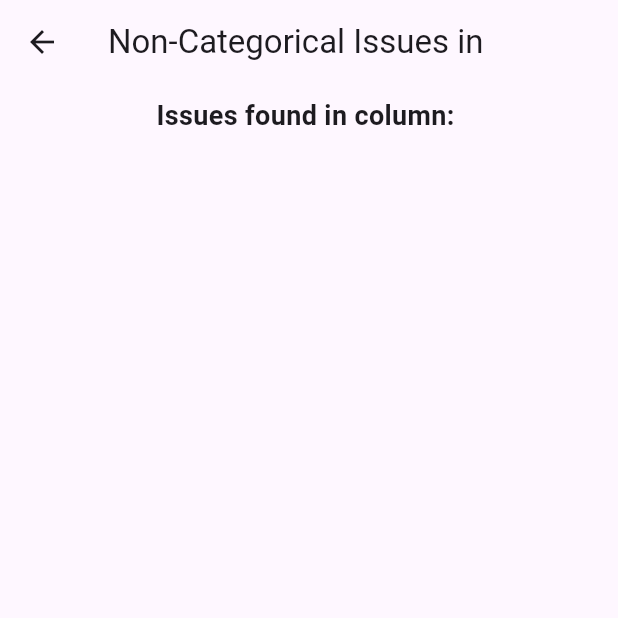
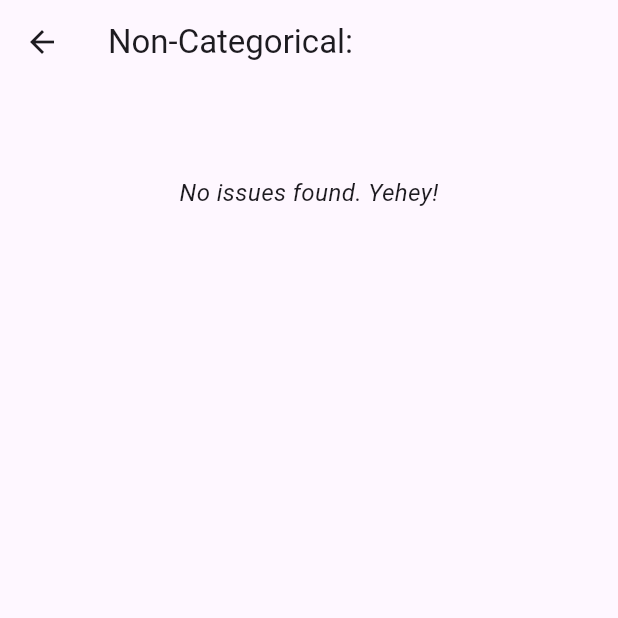
Before and after one commit to AcePenaflorida/Data-Sweep, a Flutter app: the NonCategoricalPage screen opened directly with empty values, on a phone screen of 412 x 824 dp, the top half of it. Run offline on Flutter 3.47's test engine with Material 3 defaults, Android fonts, the phone set to English and light mode, and no system bars; our stand-ins replace csv, file_picker.

Commit message:
Missing Values in Non Categorical

```diff
--- a/data_sweep/lib/issues/non_categorical.dart
+++ b/data_sweep/lib/issues/non_categorical.dart
@@ -1,38 +1,156 @@
 import 'package:flutter/material.dart';
+import 'package:http/http.dart' as http;
+import 'dart:convert';
+import 'package:data_sweep/config.dart';
 
-class NonCategoricalPage extends StatelessWidget {
+class NonCategoricalPage extends StatefulWidget {
   final String columnName;
   final List<String> issues;
+  final List<List<dynamic>> csvData;
 
-  NonCategoricalPage({required this.columnName, required this.issues});
+  NonCategoricalPage({
+    required this.columnName,
+    required this.issues,
+    required this.csvData,
+  });
+
+  @override
+  _NonCategoricalPageState createState() => _NonCategoricalPageState();
+}
+
+class _NonCategoricalPageState extends State<NonCategoricalPage> {
+  late List<List<dynamic>> _reformattedData;
+
+  String? selectedOption = "Leave Blank";
+  TextEditingController fillValueController = TextEditingController();
+
+  @override
+  void initState() {
+    super.initState();
+    _reformattedData = widget.csvData;
+    // Printing the data received from the previous page (debugging purpose)
+    print("Column Name: ${widget.columnName}");
+    print("Issues: ${widget.issues}");
+    print("CSV Data: ${widget.csvData}");
+  }
+
+  Future<List<List<dynamic>>> resolveIssue() async {
+    var uri = Uri.parse(
+        '$baseURL/non_categorical_missing_values'); // Update the URL to point to the new route
+
+    Map<String, dynamic> requestData = {
+      'column':
+          widget.columnName, // Only needed for "Fill Missing Values" action
+      'action': selectedOption, // "Fill with" or "Remove Rows"
+      'fillValue': selectedOption == "Fill with"
+          ? fillValueController.text
+          : null, // Only needed for "Fill with"
+      'data': widget.csvData, // The actual dataset
+    };
+
+    var response = await http.post(
+      uri,
+      body: json.encode(requestData),
+      headers: {'Content-Type': 'application/json'},
+    );
+    print("Response Status: ${response.statusCode}");
+
+    if (response.statusCode == 200) {
+      return List<List<dynamic>>.from(json.decode(response.body));
+    } else {
+      throw Exception('Failed to resolve issue');
+    }
+  }
 
   @override
   Widget build(BuildContext context) {
+    bool hasMissingValues = widget.issues.contains("Missing Values");
+
     return Scaffold(
-      appBar: AppBar(title: Text("Non-Categorical Issues in $columnName")),
-      body: Column(
+      appBar: AppBar(title: Text("Non-Categorical: ${widget.columnName}")),
+      body: Padding(
+        padding: const EdgeInsets.all(16.0),
+        child: Column(
+          crossAxisAlignment: CrossAxisAlignment.start,
           children: [
-          // Display the column name at the top of the page
-          Padding(
-            padding: const EdgeInsets.all(8.0),
+            Center(
               child: Text(
-              'Issues found in column: $columnName',
-              style: TextStyle(fontSize: 18, fontWeight: FontWeight.bold),
+                '${widget.columnName}',
+                style: TextStyle(fontSize: 20, fontWeight: FontWeight.bold),
               ),
             ),
-          // Display the issues in a ListView
-          Expanded(
-            child: ListView.builder(
-              itemCount: issues.length,
-              itemBuilder: (context, index) {
-                return ListTile(
-                  title: Text(issues[index]),
-                );
+            const SizedBox(height: 16.0),
+            if (widget.issues.isEmpty)
+              Center(
+                child: Text(
+                  "No issues found. Yehey!",
+                  style: TextStyle(fontSize: 16, fontStyle: FontStyle.italic),
+                ),
+              )
+            else if (hasMissingValues) ...[
+              Text(
+                'Missing Values',
+                style: TextStyle(fontSize: 16, fontWeight: FontWeight.bold),
+              ),
+              Column(
+                children: [
+                  RadioListTile<String>(
+                    title: const Text("Leave Blank"),
+                    value: "Leave Blank",
+                    groupValue: selectedOption,
+                    onChanged: (value) {
+                      setState(() {
+                        selectedOption = value;
+                      });
                     },
+                  ),
+                  RadioListTile<String>(
+                    title: const Text("Fill with ____"),
+                    value: "Fill with",
+                    groupValue: selectedOption,
+                    onChanged: (value) {
+                      setState(() {
+                        selectedOption = value;
+                      });
+                    },
+                  ),
+                  RadioListTile<String>(
+                    title: const Text("Remove Rows with Missing Values"),
+                    value: "Remove Rows",
+                    groupValue: selectedOption,
+                    onChanged: (value) {
+                      setState(() {
+                        selectedOption = value;
+                      });
+                    },
+                  ),
+                  if (selectedOption == "Fill with")
+                    Padding(
+                      padding: const EdgeInsets.symmetric(horizontal: 16.0),
+                      child: TextField(
+                        controller: fillValueController,
+                        decoration: InputDecoration(
+                          labelText: "Enter value",
+                          border: OutlineInputBorder(),
+                        ),
                       ),
                     ),
                 ],
               ),
+              const SizedBox(height: 16.0),
+              Center(
+                child: ElevatedButton(
+                  onPressed: () async {
+                    _reformattedData = await resolveIssue();
+                    Navigator.pop(context, _reformattedData);
+                  },
+                  child: const Text("Resolve"),
+                ),
+              ),
+            ]
+          ],
+        ),
+      ),
     );
   }
 }
```
Also changed, not shown: data_sweep/lib/preview_page.dart (+5 -2 lines), 1 other file. Lines whose indentation alone changed are shown as unchanged.
